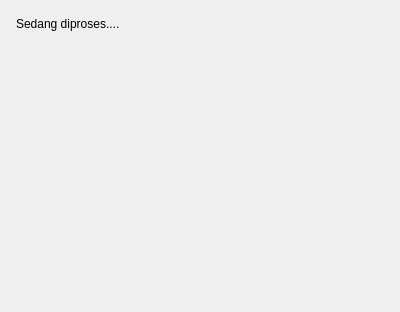
The window that ui/report_dialog.ui (sandynagara/Palapa) describes before a commit, drawn with Qt 5.
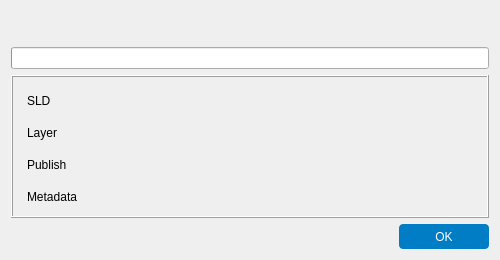
The same window after the commit.

The edit to the form file:
```diff
--- a/ui/report_dialog.ui
+++ b/ui/report_dialog.ui
@@ -6,27 +6,38 @@
    <rect>
     <x>0</x>
     <y>0</y>
-    <width>400</width>
-    <height>312</height>
+    <width>500</width>
+    <height>260</height>
    </rect>
   </property>
+  <property name="minimumSize">
+   <size>
+    <width>450</width>
+    <height>260</height>
+   </size>
+  </property>
   <property name="windowTitle">
    <string>Report</string>
   </property>
-  <layout class="QVBoxLayout" name="verticalLayout_2">
+  <layout class="QVBoxLayout" name="verticalLayout_2" stretch="1,1,5,0">
    <item>
     <widget class="QLabel" name="label_statusbase2">
      <property name="minimumSize">
       <size>
        <width>0</width>
-       <height>25</height>
+       <height>30</height>
       </size>
      </property>
+     <property name="font">
+      <font>
+       <pointsize>10</pointsize>
+      </font>
+     </property>
      <property name="styleSheet">
       <string notr="true">border-radius: 4px;</string>
      </property>
      <property name="text">
-      <string>Sedang diproses....</string>
+      <string/>
      </property>
      <property name="wordWrap">
       <bool>true</bool>
@@ -40,11 +51,61 @@
     </widget>
    </item>
    <item>
+    <widget class="QProgressBar" name="progressBar">
+     <property name="value">
+      <number>0</number>
+     </property>
+     <property name="textVisible">
+      <bool>false</bool>
+     </property>
+    </widget>
+   </item>
+   <item>
+    <widget class="QFrame" name="frame">
+     <property name="frameShape">
+      <enum>QFrame::Box</enum>
+     </property>
+     <property name="frameShadow">
+      <enum>QFrame::Raised</enum>
+     </property>
+     <layout class="QGridLayout" name="gridLayout">
+      <item row="0" column="0">
+       <widget class="QLabel" name="label_sld">
+        <property name="minimumSize">
+         <size>
+          <width>0</width>
+          <height>30</height>
+         </size>
+        </property>
+        <property name="maximumSize">
+         <size>
+          <width>80</width>
+          <height>16777215</height>
+         </size>
+        </property>
+        <property name="styleSheet">
+         <string notr="true">border-radius: 4px;</string>
+        </property>
+        <property name="text">
+         <string>SLD</string>
+        </property>
+        <property name="wordWrap">
+         <bool>true</bool>
+        </property>
+        <property name="margin">
+         <number>5</number>
+        </property>
+        <property name="indent">
+         <number>5</number>
+        </property>
+       </widget>
+      </item>
+      <item row="0" column="1">
     <widget class="QLabel" name="label_statusSLD">
      <property name="minimumSize">
       <size>
        <width>0</width>
-       <height>25</height>
+          <height>30</height>
       </size>
      </property>
      <property name="styleSheet">
@@ -64,12 +125,43 @@
      </property>
     </widget>
    </item>
-   <item>
+      <item row="1" column="0">
+       <widget class="QLabel" name="label_layer">
+        <property name="minimumSize">
+         <size>
+          <width>0</width>
+          <height>30</height>
+         </size>
+        </property>
+        <property name="maximumSize">
+         <size>
+          <width>80</width>
+          <height>16777215</height>
+         </size>
+        </property>
+        <property name="styleSheet">
+         <string notr="true">border-radius: 4px;</string>
+        </property>
+        <property name="text">
+         <string>Layer</string>
+        </property>
+        <property name="wordWrap">
+         <bool>true</bool>
+        </property>
+        <property name="margin">
+         <number>5</number>
+        </property>
+        <property name="indent">
+         <number>5</number>
+        </property>
+       </widget>
+      </item>
+      <item row="1" column="1">
     <widget class="QLabel" name="label_statusLayer">
      <property name="minimumSize">
       <size>
        <width>0</width>
-       <height>25</height>
+          <height>30</height>
       </size>
      </property>
      <property name="styleSheet">
@@ -89,12 +181,43 @@
      </property>
     </widget>
    </item>
-   <item>
+      <item row="2" column="0">
+       <widget class="QLabel" name="label_publish">
+        <property name="minimumSize">
+         <size>
+          <width>0</width>
+          <height>30</height>
+         </size>
+        </property>
+        <property name="maximumSize">
+         <size>
+          <width>80</width>
+          <height>16777215</height>
+         </size>
+        </property>
+        <property name="styleSheet">
+         <string notr="true">border-radius: 4px;</string>
+        </property>
+        <property name="text">
+         <string>Publish</string>
+        </property>
+        <property name="wordWrap">
+         <bool>true</bool>
+        </property>
+        <property name="margin">
+         <number>5</number>
+        </property>
+        <property name="indent">
+         <number>5</number>
+        </property>
+       </widget>
+      </item>
+      <item row="2" column="1">
     <widget class="QLabel" name="label_statusPublish">
      <property name="minimumSize">
       <size>
        <width>0</width>
-       <height>25</height>
+          <height>30</height>
       </size>
      </property>
      <property name="styleSheet">
@@ -114,12 +237,43 @@
      </property>
     </widget>
    </item>
-   <item>
+      <item row="3" column="0">
+       <widget class="QLabel" name="label_metadata">
+        <property name="minimumSize">
+         <size>
+          <width>0</width>
+          <height>30</height>
+         </size>
+        </property>
+        <property name="maximumSize">
+         <size>
+          <width>80</width>
+          <height>16777215</height>
+         </size>
+        </property>
+        <property name="styleSheet">
+         <string notr="true">border-radius: 4px;</string>
+        </property>
+        <property name="text">
+         <string>Metadata</string>
+        </property>
+        <property name="wordWrap">
+         <bool>true</bool>
+        </property>
+        <property name="margin">
+         <number>5</number>
+        </property>
+        <property name="indent">
+         <number>5</number>
+        </property>
+       </widget>
+      </item>
+      <item row="3" column="1">
     <widget class="QLabel" name="label_statusMetadata">
      <property name="minimumSize">
       <size>
        <width>0</width>
-       <height>25</height>
+          <height>30</height>
       </size>
      </property>
      <property name="styleSheet">
@@ -139,18 +293,62 @@
      </property>
     </widget>
    </item>
+     </layout>
+    </widget>
+   </item>
    <item>
-    <spacer name="verticalSpacer">
+    <layout class="QHBoxLayout" name="horizontalLayout">
+     <item>
+      <spacer name="horizontalSpacer">
      <property name="orientation">
-      <enum>Qt::Vertical</enum>
+        <enum>Qt::Horizontal</enum>
      </property>
      <property name="sizeHint" stdset="0">
       <size>
-       <width>20</width>
-       <height>40</height>
+         <width>40</width>
+         <height>20</height>
       </size>
      </property>
     </spacer>
+     </item>
+     <item>
+      <widget class="QPushButton" name="accept">
+       <property name="cursor">
+        <cursorShape>PointingHandCursor</cursorShape>
+       </property>
+       <property name="mouseTracking">
+        <bool>false</bool>
+       </property>
+       <property name="acceptDrops">
+        <bool>false</bool>
+       </property>
+       <property name="styleSheet">
+        <string notr="true">QPushButton {
+border:0px;
+border-radius: 4px;
+padding: 5px;
+font-size: 12px;
+height:15px;
+width:80px;}
+QPushButton:disabled {
+background-color:#cccccc;
+color:#969696;
+}
+QPushButton:enabled {
+color:white;
+background-color:rgb(1, 125, 197);
+}
+QPushButton:hover {
+background-color:rgb(21, 50, 92);
+color:white;
+}</string>
+       </property>
+       <property name="text">
+        <string>OK</string>
+       </property>
+      </widget>
+     </item>
+    </layout>
    </item>
   </layout>
  </widget>
```
Left out of the diff: 2 changed lines with no effect on the pictures. Lines whose indentation alone changed are shown as unchanged.
